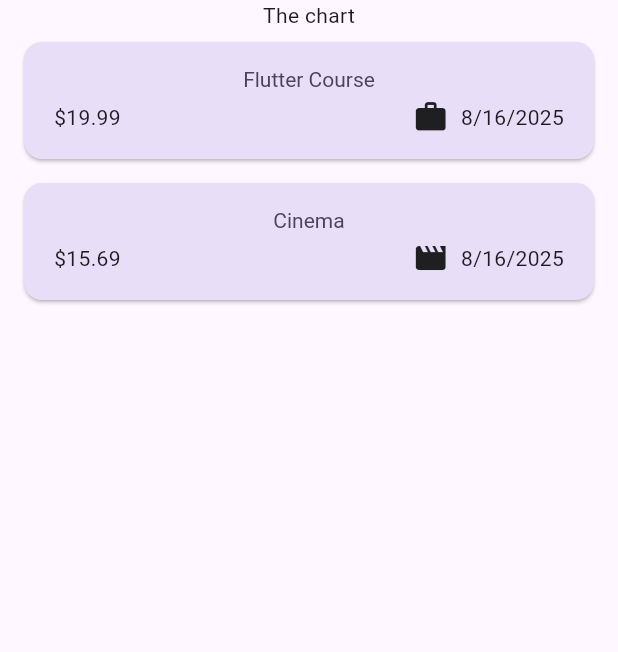
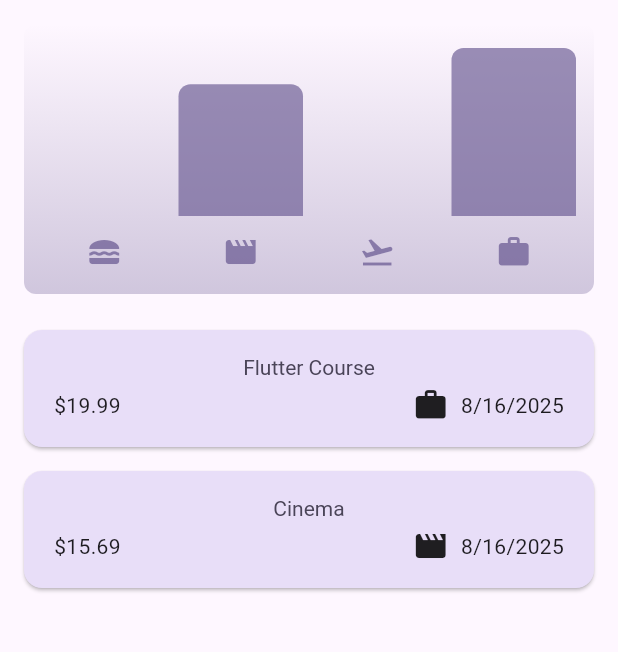
Before and after one commit to halityrd/expense_tracker, a Flutter app: the screen it shows after launch, on a phone screen of 412 x 824 dp, the part 84-736 px from its top. Run offline on Flutter 3.47's test engine with Material 3 defaults, Android fonts, the phone set to English and light mode, and no system bars.

Commit message:
Added Chart Widgets

```diff
--- a/lib/main.dart
+++ b/lib/main.dart
@@ -1,5 +1,5 @@
+import 'package:flutter/material.dart';
 import 'package:expense_tracker/widgets/expenses.dart';
-import 'package:flutter/material.dart';
 
 var kColorScheme = ColorScheme.fromSeed(
   seedColor: const Color.fromARGB(255, 96, 59, 181),
--- /dev/null
+++ b/lib/widgets/chart/chart.dart
@@ -0,0 +1,91 @@
+import 'package:flutter/material.dart';
+
+import 'package:expense_tracker/widgets/chart/chart_bar.dart';
+import 'package:expense_tracker/models/expense.dart';
+
+class Chart extends StatelessWidget {
+  const Chart({super.key, required this.expenses});
+
+  final List<Expense> expenses;
+
+  List<ExpenseBucket> get buckets {
+    return [
+      ExpenseBucket.forCategory(expenses, Category.food),
+      ExpenseBucket.forCategory(expenses, Category.leisure),
+      ExpenseBucket.forCategory(expenses, Category.travel),
+      ExpenseBucket.forCategory(expenses, Category.work),
+    ];
+  }
+
+  double get maxTotalExpense {
+    double maxTotalExpense = 0;
+
+    for (final bucket in buckets) {
+      if (bucket.totalExpenses > maxTotalExpense) {
+        maxTotalExpense = bucket.totalExpenses;
+      }
+    }
+
+    return maxTotalExpense;
+  }
+
+  @override
+  Widget build(BuildContext context) {
+    final isDarkMode =
+        MediaQuery.of(context).platformBrightness == Brightness.dark;
+    return Container(
+      margin: const EdgeInsets.all(16),
+      padding: const EdgeInsets.symmetric(vertical: 16, horizontal: 8),
+      width: double.infinity,
+      height: 180,
+      decoration: BoxDecoration(
+        borderRadius: BorderRadius.circular(8),
+        gradient: LinearGradient(
+          colors: [
+            Theme.of(context).colorScheme.primary.withValues(alpha: 0.3),
+            Theme.of(context).colorScheme.primary.withValues(alpha: 0.0),
+          ],
+          begin: Alignment.bottomCenter,
+          end: Alignment.topCenter,
+        ),
+      ),
+      child: Column(
+        children: [
+          Expanded(
+            child: Row(
+              crossAxisAlignment: CrossAxisAlignment.end,
+              children: [
+                for (final bucket in buckets) // alternative to map()
+                  ChartBar(
+                    fill: bucket.totalExpenses == 0
+                        ? 0
+                        : bucket.totalExpenses / maxTotalExpense,
+                  ),
+              ],
+            ),
+          ),
+          const SizedBox(height: 12),
+          Row(
+            children: buckets
+                .map(
+                  (bucket) => Expanded(
+                    child: Padding(
+                      padding: const EdgeInsets.symmetric(horizontal: 4),
+                      child: Icon(
+                        categoryIcons[bucket.category],
+                        color: isDarkMode
+                            ? Theme.of(context).colorScheme.secondary
+                            : Theme.of(
+                                context,
+                              ).colorScheme.primary.withValues(alpha: 0.7),
+                      ),
+                    ),
+                  ),
+                )
+                .toList(),
+          ),
+        ],
+      ),
+    );
+  }
+}
--- /dev/null
+++ b/lib/widgets/chart/chart_bar.dart
@@ -0,0 +1,34 @@
+import 'package:flutter/material.dart';
+
+class ChartBar extends StatelessWidget {
+  const ChartBar({super.key, required this.fill});
+
+  final double fill;
+
+  @override
+  Widget build(BuildContext context) {
+    final isDarkMode =
+        MediaQuery.of(context).platformBrightness == Brightness.dark;
+    return Expanded(
+      child: Padding(
+        padding: const EdgeInsets.symmetric(horizontal: 4),
+        child: FractionallySizedBox(
+          heightFactor: fill,
+          child: DecoratedBox(
+            decoration: BoxDecoration(
+              shape: BoxShape.rectangle,
+              borderRadius: const BorderRadius.vertical(
+                top: Radius.circular(8),
+              ),
+              color: isDarkMode
+                  ? Theme.of(context).colorScheme.secondary
+                  : Theme.of(
+                      context,
+                    ).colorScheme.primary.withValues(alpha: 0.65),
+            ),
+          ),
+        ),
+      ),
+    );
+  }
+}
--- a/lib/widgets/expenses.dart
+++ b/lib/widgets/expenses.dart
@@ -1,7 +1,9 @@
+import 'package:flutter/material.dart';
+
 import 'package:expense_tracker/widgets/expenses_list/expenses_list.dart';
 import 'package:expense_tracker/models/expense.dart';
 import 'package:expense_tracker/widgets/new_expense.dart';
-import 'package:flutter/material.dart';
+import 'package:expense_tracker/widgets/chart/chart.dart';
 
 class Expenses extends StatefulWidget {
   const Expenses({super.key});
@@ -88,7 +90,7 @@ class _ExpensesState extends State<Expenses> {
       ),
       body: Column(
         children: [
-          Text('The chart'),
+          Chart(expenses: _registeredExpenses),
           Expanded(child: mainContent),
         ],
       ),
--- a/lib/widgets/expenses_list/expense_item.dart
+++ b/lib/widgets/expenses_list/expense_item.dart
@@ -1,5 +1,5 @@
+import 'package:flutter/material.dart';
 import 'package:expense_tracker/models/expense.dart';
-import 'package:flutter/material.dart';
 
 class ExpenseItem extends StatelessWidget {
   const ExpenseItem(this.expense, {super.key});
--- a/lib/widgets/expenses_list/expenses_list.dart
+++ b/lib/widgets/expenses_list/expenses_list.dart
@@ -1,6 +1,6 @@
+import 'package:flutter/material.dart';
 import 'package:expense_tracker/models/expense.dart';
 import 'package:expense_tracker/widgets/expenses_list/expense_item.dart';
-import 'package:flutter/material.dart';
 
 class ExpensesList extends StatelessWidget {
   const ExpensesList({
--- a/lib/widgets/new_expense.dart
+++ b/lib/widgets/new_expense.dart
@@ -1,5 +1,5 @@
+import 'package:flutter/material.dart';
 import 'package:expense_tracker/models/expense.dart';
-import 'package:flutter/material.dart';
 
 class NewExpense extends StatefulWidget {
   const NewExpense({super.key, required this.onAddExpense});
```
